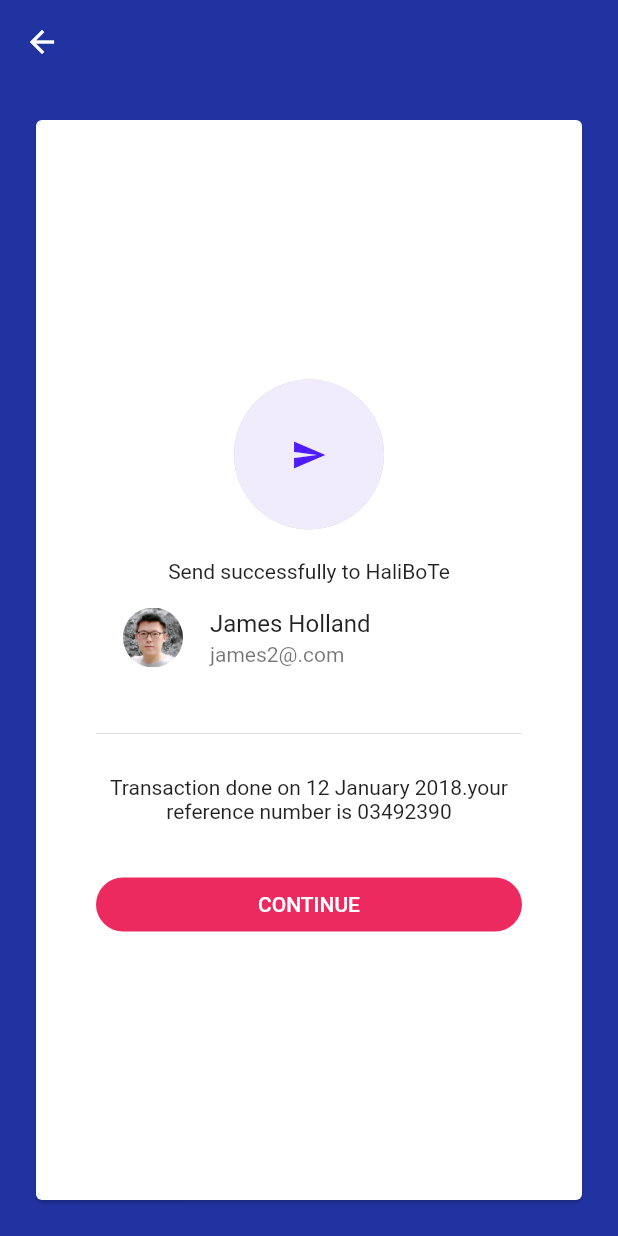
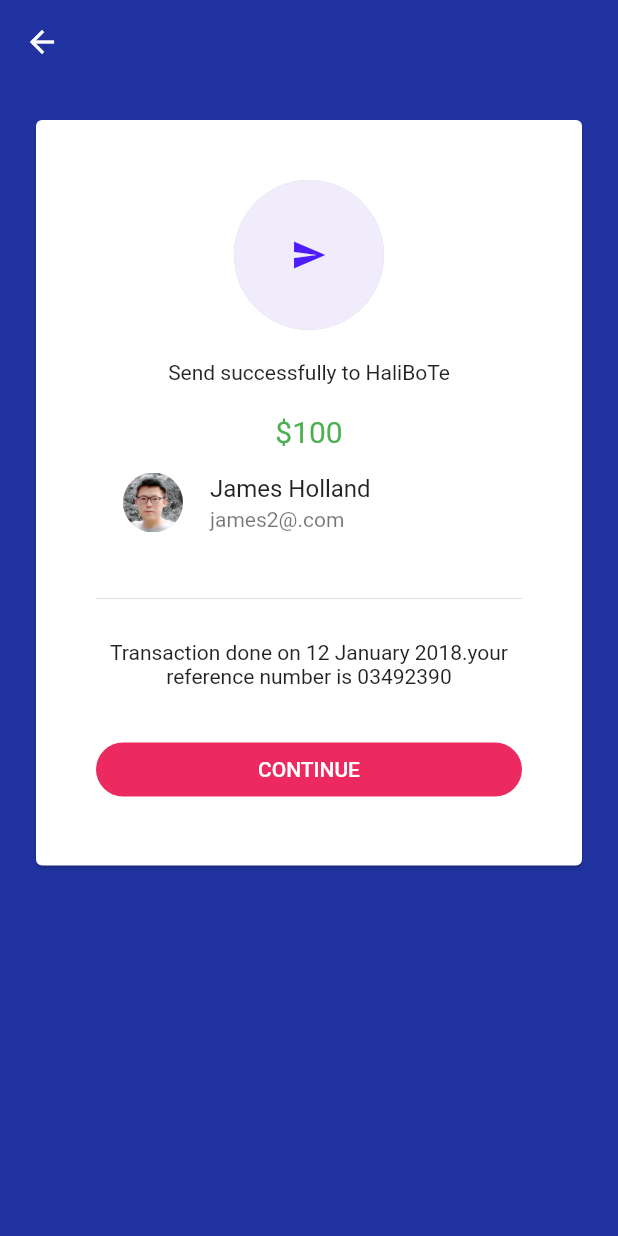
Before and after one commit to dulinxi/party_house, a Flutter app: the ContinuePage screen opened directly, on a phone screen of 412 x 824 dp. Run offline on Flutter 3.47's test engine with Material 2 defaults, Android fonts, the phone set to English and light mode, and no system bars; missing offline and left inert: flutter_circular_chart.

Commit message:
add more info in continue page

```diff
--- a/lib/src/routes/continue/index.dart
+++ b/lib/src/routes/continue/index.dart
@@ -16,7 +16,8 @@ class _ContinuePageState extends State<ContinuePage> {
         elevation: 0,
       ),
       backgroundColor: Color.fromRGBO(33, 51, 160, 1),
-      body: Container(
+      body: SingleChildScrollView(
+        child: Container(
         padding: EdgeInsets.all(20.0),
         child: Card(
             child: Container(
@@ -47,6 +48,10 @@ class _ContinuePageState extends State<ContinuePage> {
                 height: 20.0,
               ),
               Text('Send successfully to HaliBoTe'),
+              SizedBox(
+                height: 20.0,
+              ),
+              Text('\$100', style:TextStyle(color: Colors.green, fontSize: 20.0)),
               ListTile(
                 leading: GestureDetector(
                   child: Container(
@@ -107,6 +112,7 @@ class _ContinuePageState extends State<ContinuePage> {
           ),
         )),
       ),
+      )
     );
   }
 }
```
